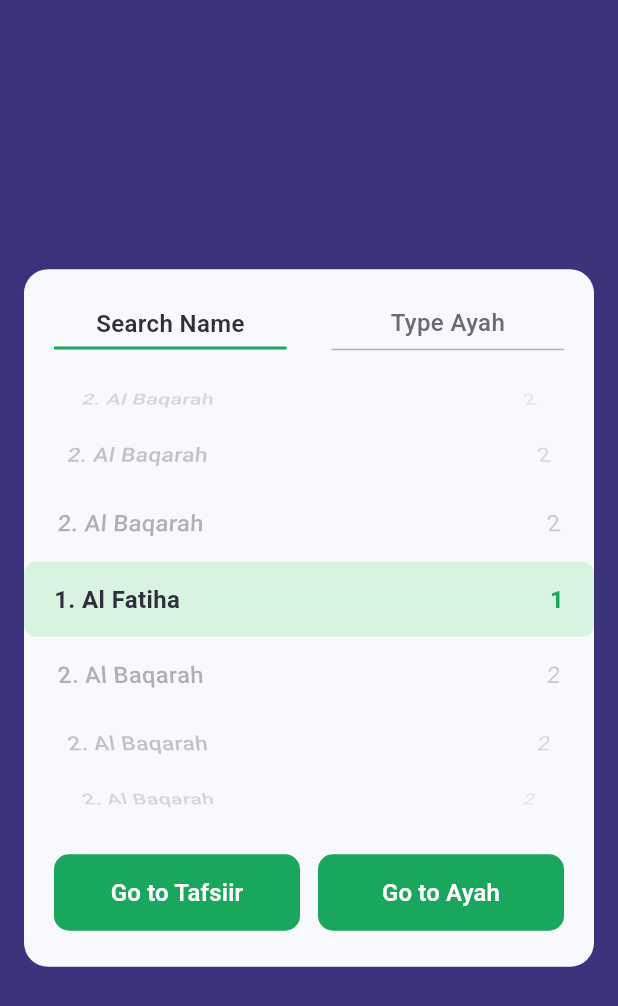
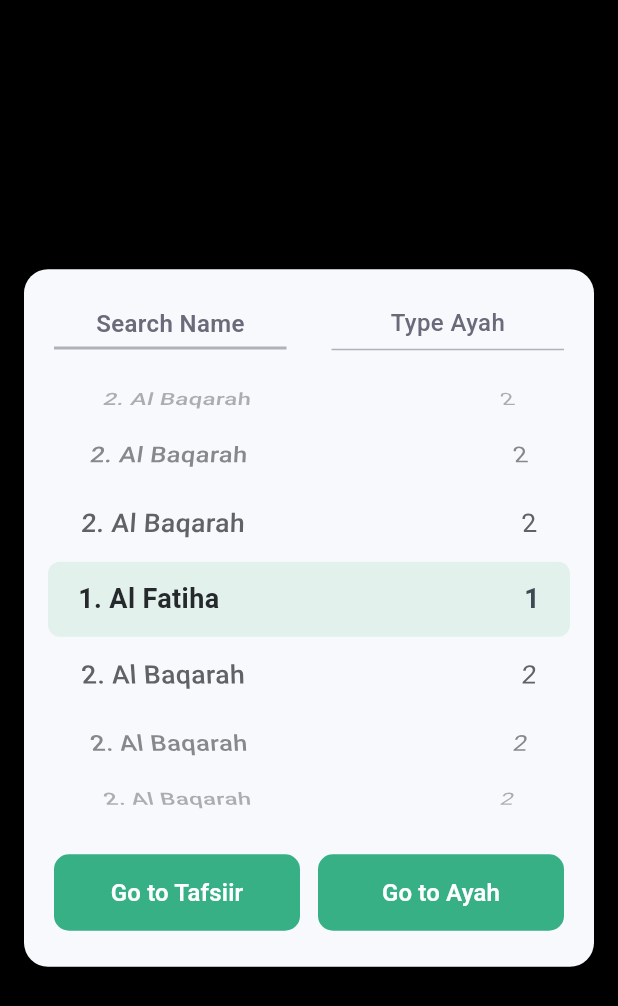
Before and after one commit to moinulislam0/muslim_pro, a Flutter app: the QuranSearchScreen screen opened directly, on a phone screen of 412 x 824 dp. Shown: the top 1006 px of the screen. Run offline on Flutter 3.47's test engine with Material 3 defaults, Android fonts, the phone set to English and light mode, and no system bars; our stand-ins replace flutter_svg.

Commit message:
Update tafseer_ayah.dart

```diff
--- a/lib/goto_tasfeer/tafseer_ayah.dart
+++ b/lib/goto_tasfeer/tafseer_ayah.dart
@@ -1,5 +1,4 @@
 import 'package:flutter/material.dart';
-
 
 // --- Color Constants (Approximated from the image) ---
 class AppColors {
@@ -19,7 +18,7 @@ class AppColors {
     0xFFD9F3E1,
   ); // Light green for selected item
   static const Color selectedItemText = Color(
-    0xFF2F2F3E,
+    0xFF3d4953,
   ); // Dark text for selected item
   static const Color selectedItemNumber = Color(
     0xFF19A75D,
@@ -98,7 +97,7 @@ class _QuranSearchScreenState extends State<QuranSearchScreen> {
   @override
   Widget build(BuildContext context) {
     return Scaffold(
-      backgroundColor: AppColors.primaryDarkBackground,
+      backgroundColor: Colors.black,
       body: Center(
         child: Padding(
           padding: const EdgeInsets.all(16.0),
@@ -113,7 +112,10 @@ class _QuranSearchScreenState extends State<QuranSearchScreen> {
                 const SizedBox(height: 24.0),
                 _buildSearchTabs(),
                 const SizedBox(height: 16.0),
-                _buildSurahList(),
+                Padding(
+                  padding: const EdgeInsets.only(left: 16.0, right: 16.0),
+                  child: _buildSurahList(),
+                ),
                 const SizedBox(height: 20.0),
                 _buildActionButtons(),
                 const SizedBox(height: 24.0),
@@ -157,12 +159,12 @@ class _QuranSearchScreenState extends State<QuranSearchScreen> {
 
             // Define colors for name and number
             final Color nameColor = isSelected
-                ? AppColors.selectedItemText
-                : Color(0xFF9E9E9E).withOpacity(opacity);
+                ? const Color.fromARGB(255, 37, 41, 44)
+                : Color.fromARGB(255, 58, 61, 65).withOpacity(opacity);
 
             final Color numberColor = isSelected
-                ? AppColors.selectedItemNumber
-                : Color(0xFFBDBDBD).withOpacity(opacity);
+                ? Color(0XFF3d4953)
+                : Color.fromARGB(255, 58, 61, 65).withOpacity(opacity);
 
             return GestureDetector(
               onTap: () {
@@ -179,7 +181,7 @@ class _QuranSearchScreenState extends State<QuranSearchScreen> {
                 alignment: Alignment.center,
                 decoration: BoxDecoration(
                   color: isSelected
-                      ? AppColors.selectedItemBackground
+                      ? Color.fromARGB(255, 226, 241, 236)
                       : Colors.transparent,
                   borderRadius: BorderRadius.circular(8.0),
                 ),
@@ -193,7 +195,8 @@ class _QuranSearchScreenState extends State<QuranSearchScreen> {
                     Text(
                       item.name,
                       style: TextStyle(
-                        fontSize: 16,
+                        fontSize: 18,
+                        fontFamily: 'roboto',
                         fontWeight: isSelected
                             ? FontWeight.w700
                             : FontWeight.w500,
@@ -203,7 +206,8 @@ class _QuranSearchScreenState extends State<QuranSearchScreen> {
                     Text(
                       item.ayahNumber,
                       style: TextStyle(
-                        fontSize: 16,
+                        fontSize: 18,
+                        fontFamily: 'roboto',
                         fontWeight: isSelected
                             ? FontWeight.w700
                             : FontWeight.w400,
@@ -233,11 +237,14 @@ class _QuranSearchScreenState extends State<QuranSearchScreen> {
                   style: TextStyle(
                     fontSize: 16,
                     fontWeight: FontWeight.w600,
-                    color: AppColors.titleText,
+                    color: AppColors.inputLabel,
                   ),
                 ),
                 const SizedBox(height: 4.0),
-                Container(height: 2.0, color: AppColors.buttonColor),
+                Container(
+                  height: 2.0,
+                  color: AppColors.inputLabel.withOpacity(0.5),
+                ),
               ],
             ),
           ),
@@ -291,7 +298,7 @@ class _QuranSearchScreenState extends State<QuranSearchScreen> {
     return ElevatedButton(
       onPressed: onPressed,
       style: ElevatedButton.styleFrom(
-        backgroundColor: AppColors.buttonColor,
+        backgroundColor: Color(0XFF36b084),
         foregroundColor: Colors.white,
         minimumSize: const Size(double.infinity, 50),
         padding: const EdgeInsets.symmetric(vertical: 14.0),
```
